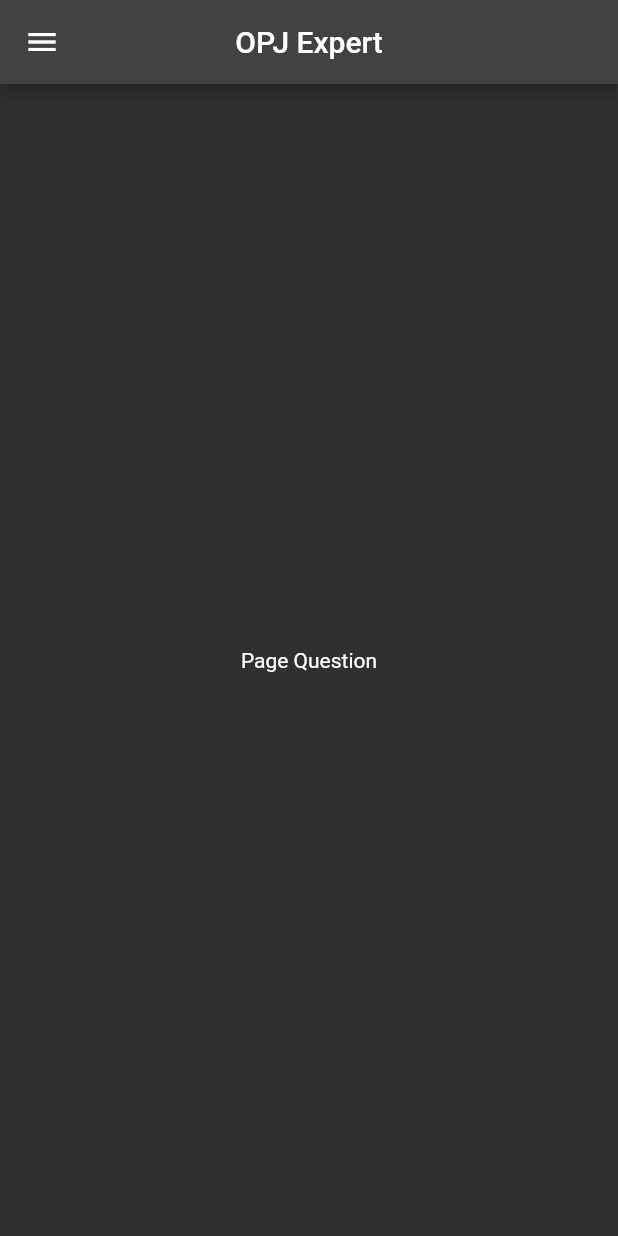
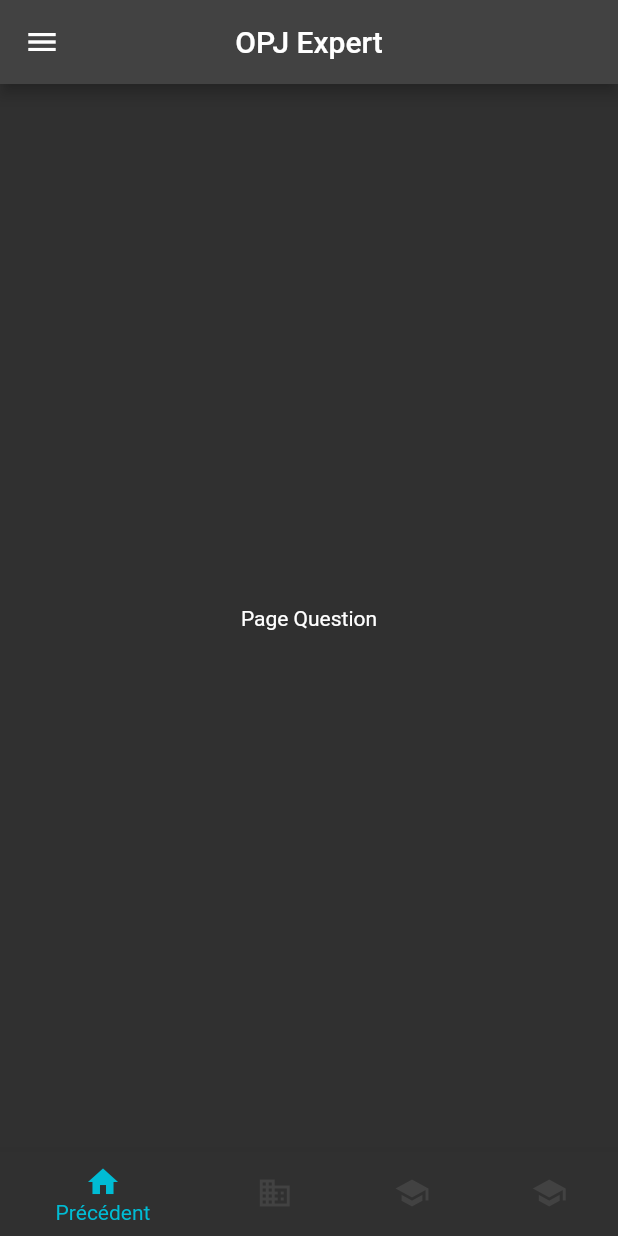
Before and after one commit to LeratClarisse/opj_app_2, a Flutter app: the Questions screen opened directly, on a phone screen of 412 x 824 dp. Run offline on Flutter 3.47's test engine with Material 2 defaults, Android fonts, the phone set to English and light mode, and no system bars; our stand-ins replace rxdart.

```diff
--- a/lib/src/models/question.dart
+++ b/lib/src/models/question.dart
@@ -3,8 +3,8 @@ class Question {
   final String label;
   final String response;
   final int docNumber;
-  final int category;
-  final int? subcategory;
+  final String category;
+  final String? subcategory;
 
   const Question({required this.id, required this.label, required this.response, required this.docNumber, required this.category, this.subcategory});
 
--- a/lib/src/resources/repository.dart
+++ b/lib/src/resources/repository.dart
@@ -1,10 +1,15 @@
 import 'dart:async';
 import 'document_provider.dart';
+import 'question_provider.dart';
 import '../models/document.dart';
+import '../models/question.dart';
 
 class Repository {
   final documentProvider = DocumentProvider();
+  final questionProvider = QuestionProvider();
 
   Future<List<Document>> fetchAllCourses() => documentProvider.fetchCourseList();
   Future<List<Document>> fetchAllSumUps() => documentProvider.fetchSumUpList();
+
+  Future<List<Question>> fetchAllQuestions() => questionProvider.fetchQuestionList();
 }
--- a/lib/src/ui/questions.dart
+++ b/lib/src/ui/questions.dart
@@ -13,6 +13,27 @@ class Questions extends StatelessWidget {
       ),
       drawer: const Menu(),
       body: const Center(child: Text("Page Question")),
+      bottomNavigationBar: BottomNavigationBar(
+        items: const <BottomNavigationBarItem>[
+          BottomNavigationBarItem(
+            icon: Icon(Icons.home),
+            label: 'Précédent',
+          ),
+          BottomNavigationBarItem(
+            icon: Icon(Icons.business),
+            label: 'Réponse',
+          ),
+          BottomNavigationBarItem(
+            icon: Icon(Icons.school),
+            label: 'Fiche',
+          ),
+          BottomNavigationBarItem(
+            icon: Icon(Icons.school),
+            label: 'Suivant',
+          ),
+        ],
+        selectedItemColor: Colors.cyan,
+      ),
     );
   }
 }
```
Also changed, not shown: lib/src/blocs/question_bloc.dart (added, +21 -0 lines), lib/src/resources/question_provider.dart (added, +17 -0 lines).
